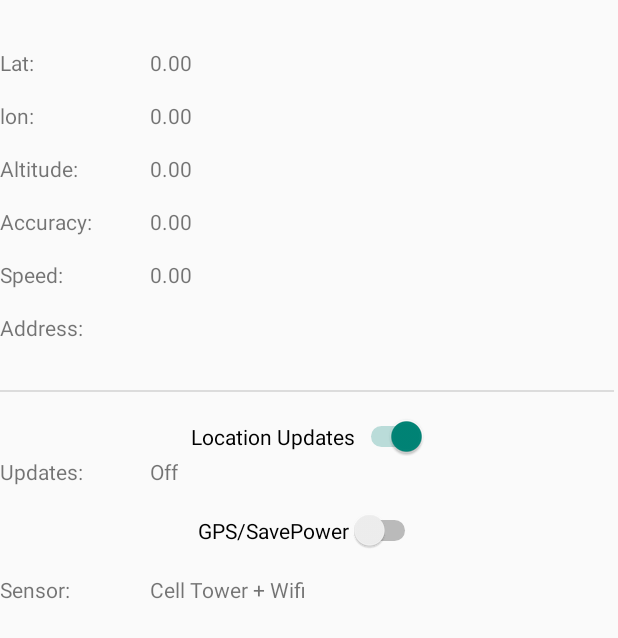
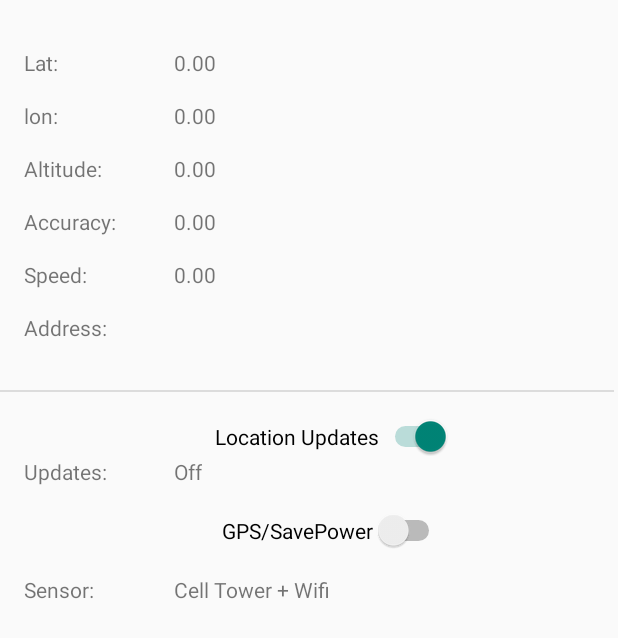
Before and after one commit to Sylforen/GPSTracker, an Android app built with Jetpack Compose: the screen it shows after launch (MainActivity), on a phone screen of 412 x 824 dp. Shown: the top 638 px of the screen. Run offline under Robolectric (Android 15) with nearby library versions, the phone set to English and light mode, and no system bars.

```diff
--- a/app/build.gradle.kts
+++ b/app/build.gradle.kts
@@ -63,4 +63,6 @@ dependencies {
     implementation ("androidx.compose.material:material:1.0.5")
     implementation ("androidx.compose.ui:ui-tooling-preview:1.0.5")
     implementation ("androidx.activity:activity-compose:1.3.1")
+    implementation ("com.google.android.gms:play-services-location:21.3.0")
+
 }
--- a/app/src/main/java/com/example/gpstracker/MainActivity.kt
+++ b/app/src/main/java/com/example/gpstracker/MainActivity.kt
@@ -5,8 +5,11 @@ package com.example.gpstracker
 
 //noinspection UsingMaterialAndMaterial3Libraries
 //noinspection UsingMaterialAndMaterial3Libraries
+import android.annotation.SuppressLint
 import android.content.Context
 import android.os.Bundle
+import android.widget.Switch
+import android.widget.TextView
 import androidx.activity.ComponentActivity
 import androidx.activity.compose.setContent
 import androidx.compose.foundation.layout.Column
@@ -20,23 +23,52 @@ import androidx.compose.ui.platform.LocalContext
 import androidx.compose.ui.tooling.preview.Preview
 import androidx.compose.ui.unit.dp
 import androidx.compose.ui.unit.sp
+import com.google.android.gms.location.FusedLocationProviderClient
+import com.google.android.gms.location.LocationRequest
+import com.google.android.gms.location.Priority
 import org.xmlpull.v1.XmlPullParser
+
+class MainActivity : ComponentActivity() {
+
+
+    final val DEFAULT_UPDATE_INTERVAL = 30
+    final val FAST_UPDATE_INTERVAL = 5
 
 
 
-
-
-class MainActivity : ComponentActivity() {
+    @SuppressLint("WrongViewCast", "UseSwitchCompatOrMaterialCode")
     override fun onCreate(savedInstanceState: Bundle?) {
         super.onCreate(savedInstanceState)
         setContent {
             MaterialTheme {
                 Surface {
-                    DisplayXmlContent(xmlResId = R.layout.activity_main) // Replace with your XML resource ID
+                    DisplayXmlContent(xmlResId = R.layout.activity_main)
                 }
             }
+
+
         }
+        val updateOn = false
+
+        // google's api for location services
+        val fusedLocationProviderClient : FusedLocationProviderClient
+
         setContentView(R.layout.activity_main)
+        val tv_lat: TextView = findViewById(R.id.tv_lat)
+        val tv_lon: TextView = findViewById(R.id.tv_lon)
+        val tv_altitutde: TextView = findViewById(R.id.tv_altitude)
+        val tv_accuracy: TextView = findViewById(R.id.tv_accuracy)
+        val tv_speed: TextView = findViewById(R.id.tv_speed)
+        val tv_sensor: TextView = findViewById(R.id.tv_sensor)
+        val tv_updates: TextView = findViewById(R.id.tv_updates)
+        val tv_address: TextView = findViewById(R.id.tv_address)
+
+        val sw_locationupdates : Switch = findViewById(R.id.sw_locationsupdates)
+        val sw_gps : Switch = findViewById(R.id.sw_gps)
+
+        // TODO: ADD DYNAMIC TOGGLE FOR DEFAULT INTERVAL + FAST INTERVAL
+        var speed = DEFAULT_UPDATE_INTERVAL
+        var locationRequest : LocationRequest = LocationRequest.Builder(Priority.PRIORITY_BALANCED_POWER_ACCURACY,30000).build()
     }
 }
 
--- a/app/src/main/res/layout/activity_main.xml
+++ b/app/src/main/res/layout/activity_main.xml
@@ -5,16 +5,6 @@
     android:layout_width="match_parent"
     android:layout_height="match_parent"
     tools:context=".MainActivity">
-
-    <TextView
-        android:id="@+id/tv_labellat"
-        android:layout_width="100dp"
-        android:layout_height="wrap_content"
-        android:layout_marginTop="32dp"
-        android:text="Lat:"
-        app:layout_constraintStart_toStartOf="parent"
-        app:layout_constraintTop_toTopOf="parent"
-        tools:ignore="MissingClass" />
 
     <TextView
         android:id="@+id/tv_lat"
@@ -26,15 +16,6 @@
         app:layout_constraintTop_toTopOf="parent" />
 
     <TextView
-        android:id="@+id/tv_labellon"
-        android:layout_width="100dp"
-        android:layout_height="wrap_content"
-        android:layout_marginTop="16dp"
-        android:text="lon:"
-        app:layout_constraintStart_toStartOf="parent"
-        app:layout_constraintTop_toBottomOf="@+id/tv_labellat" />
-
-    <TextView
         android:id="@+id/tv_lon"
         android:layout_width="wrap_content"
         android:layout_height="wrap_content"
@@ -42,15 +23,6 @@
         android:text="0.00"
         app:layout_constraintStart_toEndOf="@+id/tv_labellon"
         app:layout_constraintTop_toBottomOf="@+id/tv_lat" />
-
-    <TextView
-        android:id="@+id/tv_labelaltitude"
-        android:layout_width="100dp"
-        android:layout_height="wrap_content"
-        android:layout_marginTop="16dp"
-        android:text="Altitude:"
-        app:layout_constraintStart_toStartOf="parent"
-        app:layout_constraintTop_toBottomOf="@+id/tv_labellon" />
 
     <TextView
         android:id="@+id/tv_altitude"
@@ -61,15 +33,6 @@
         app:layout_constraintTop_toTopOf="@+id/tv_labelaltitude" />
 
     <TextView
-        android:id="@+id/tv_labelaccuracy"
-        android:layout_width="100dp"
-        android:layout_height="wrap_content"
-        android:layout_marginTop="16dp"
-        android:text="Accuracy:"
-        app:layout_constraintStart_toStartOf="parent"
-        app:layout_constraintTop_toBottomOf="@+id/tv_labelaltitude" />
-
-    <TextView
         android:id="@+id/tv_accuracy"
         android:layout_width="wrap_content"
         android:layout_height="wrap_content"
@@ -78,30 +41,12 @@
         app:layout_constraintTop_toTopOf="@+id/tv_labelaccuracy" />
 
     <TextView
-        android:id="@+id/tv_labelspeed"
-        android:layout_width="100dp"
-        android:layout_height="wrap_content"
-        android:layout_marginTop="16dp"
-        android:text="Speed:"
-        app:layout_constraintStart_toStartOf="parent"
-        app:layout_constraintTop_toBottomOf="@+id/tv_labelaccuracy" />
-
-    <TextView
         android:id="@+id/tv_speed"
         android:layout_width="wrap_content"
         android:layout_height="wrap_content"
         android:text="0.00"
         app:layout_constraintStart_toEndOf="@+id/tv_labelspeed"
         app:layout_constraintTop_toTopOf="@+id/tv_labelspeed" />
-
-    <TextView
-        android:id="@+id/tv_labelsensor"
-        android:layout_width="100dp"
-        android:layout_height="wrap_content"
-        android:layout_marginTop="16dp"
-        android:text="Sensor:"
-        app:layout_constraintStart_toStartOf="parent"
-        app:layout_constraintTop_toBottomOf="@+id/sw_gps" />
 
     <TextView
         android:id="@+id/tv_sensor"
@@ -115,9 +60,82 @@
         android:id="@+id/tv_labelupdates"
         android:layout_width="100dp"
         android:layout_height="wrap_content"
+        android:layout_marginStart="16dp"
         android:text="Updates:"
         app:layout_constraintStart_toStartOf="parent"
         app:layout_constraintTop_toBottomOf="@+id/sw_locationsupdates" />
+
+    <TextView
+        android:id="@+id/tv_labellat"
+        android:layout_width="100dp"
+        android:layout_height="wrap_content"
+        android:layout_marginStart="16dp"
+        android:layout_marginTop="32dp"
+        android:text="Lat:"
+        app:layout_constraintStart_toStartOf="parent"
+        app:layout_constraintTop_toTopOf="parent"
+        tools:ignore="MissingClass" />
+
+    <TextView
+        android:id="@+id/tv_lbladdress"
+        android:layout_width="100dp"
+        android:layout_height="wrap_content"
+        android:layout_marginStart="16dp"
+        android:layout_marginTop="16dp"
+        android:text="Address:"
+        app:layout_constraintStart_toStartOf="parent"
+        app:layout_constraintTop_toBottomOf="@+id/tv_labelspeed"
+        tools:ignore="ExtraText" />
+
+    <TextView
+        android:id="@+id/tv_labellon"
+        android:layout_width="100dp"
+        android:layout_height="wrap_content"
+        android:layout_marginStart="16dp"
+        android:layout_marginTop="16dp"
+        android:text="lon:"
+        app:layout_constraintStart_toStartOf="parent"
+        app:layout_constraintTop_toBottomOf="@+id/tv_labellat" />
+
+    <TextView
+        android:id="@+id/tv_labelaltitude"
+        android:layout_width="100dp"
+        android:layout_height="wrap_content"
+        android:layout_marginStart="16dp"
+        android:layout_marginTop="16dp"
+        android:text="Altitude:"
+        app:layout_constraintStart_toStartOf="parent"
+        app:layout_constraintTop_toBottomOf="@+id/tv_labellon" />
+
+    <TextView
+        android:id="@+id/tv_labelaccuracy"
+        android:layout_width="100dp"
+        android:layout_height="wrap_content"
+        android:layout_marginStart="16dp"
+        android:layout_marginTop="16dp"
+        android:text="Accuracy:"
+        app:layout_constraintStart_toStartOf="parent"
+        app:layout_constraintTop_toBottomOf="@+id/tv_labelaltitude" />
+
+    <TextView
+        android:id="@+id/tv_labelspeed"
+        android:layout_width="100dp"
+        android:layout_height="wrap_content"
+        android:layout_marginStart="16dp"
+        android:layout_marginTop="16dp"
+        android:text="Speed:"
+        app:layout_constraintStart_toStartOf="parent"
+        app:layout_constraintTop_toBottomOf="@+id/tv_labelaccuracy" />
+
+    <TextView
+        android:id="@+id/tv_labelsensor"
+        android:layout_width="100dp"
+        android:layout_height="wrap_content"
+        android:layout_marginStart="16dp"
+        android:layout_marginTop="16dp"
+        android:text="Sensor:"
+        app:layout_constraintStart_toStartOf="parent"
+        app:layout_constraintTop_toBottomOf="@+id/sw_gps" />
 
     <TextView
         android:id="@+id/tv_updates"
@@ -135,6 +153,7 @@
         android:checked="true"
         android:text="Location Updates"
         app:layout_constraintEnd_toEndOf="parent"
+        app:layout_constraintHorizontal_bias="0.564"
         app:layout_constraintStart_toStartOf="parent"
         app:layout_constraintTop_toBottomOf="@+id/divider"
         tools:ignore="UseSwitchCompatOrMaterialXml" />
@@ -146,6 +165,7 @@
         android:layout_marginTop="16dp"
         android:text="GPS/SavePower"
         app:layout_constraintEnd_toEndOf="parent"
+        app:layout_constraintHorizontal_bias="0.561"
         app:layout_constraintStart_toStartOf="parent"
         app:layout_constraintTop_toBottomOf="@+id/tv_labelupdates"
         tools:ignore="UseSwitchCompatOrMaterialXml" />
@@ -156,16 +176,6 @@
         android:layout_height="wrap_content"
         app:layout_constraintStart_toEndOf="@+id/tv_lbladdress"
         app:layout_constraintTop_toTopOf="@+id/tv_lbladdress" />
-
-    <TextView
-        android:id="@+id/tv_lbladdress"
-        android:layout_width="100dp"
-        android:layout_height="wrap_content"
-        android:layout_marginTop="16dp"
-        android:text="Address:"
-        app:layout_constraintStart_toStartOf="parent"
-        app:layout_constraintTop_toBottomOf="@+id/tv_labelspeed"
-        tools:ignore="ExtraText" />
 
     <View
         android:id="@+id/divider"
```
